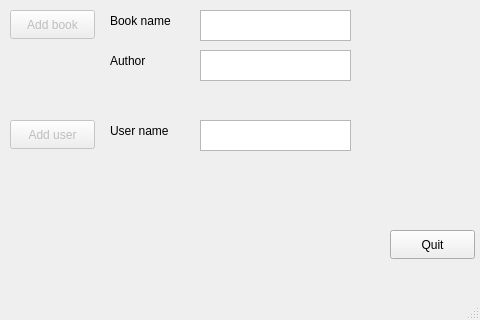
First picture: the form in libraryui.ui, repository zhuyc110/QtLibrary, before the edit.
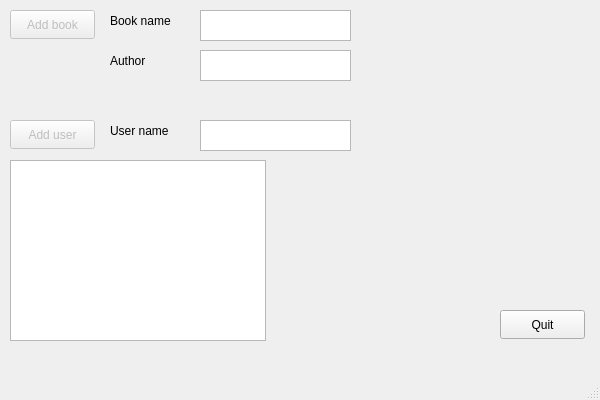
Second picture: the form after the edit.

Commit message: Add book list

Diff of the .ui file:
```diff
--- a/libraryui.ui
+++ b/libraryui.ui
@@ -6,8 +6,8 @@
    <rect>
     <x>0</x>
     <y>0</y>
-    <width>480</width>
-    <height>320</height>
+    <width>600</width>
+    <height>400</height>
    </rect>
   </property>
   <property name="windowTitle">
@@ -17,8 +17,8 @@
    <widget class="QPushButton" name="exitButton">
     <property name="geometry">
      <rect>
-      <x>390</x>
-      <y>230</y>
+      <x>500</x>
+      <y>310</y>
       <width>85</width>
       <height>29</height>
      </rect>
@@ -140,6 +140,16 @@
      <enum>Qt::ScrollBarAlwaysOff</enum>
     </property>
    </widget>
+   <widget class="QListWidget" name="listWidgetBookList">
+    <property name="geometry">
+     <rect>
+      <x>10</x>
+      <y>160</y>
+      <width>256</width>
+      <height>181</height>
+     </rect>
+    </property>
+   </widget>
   </widget>
   <widget class="QMenuBar" name="menubar">
    <property name="geometry">
```
Left out of the diff: 2 changed lines with no effect on the pictures. The commit also changes 5 other files.
